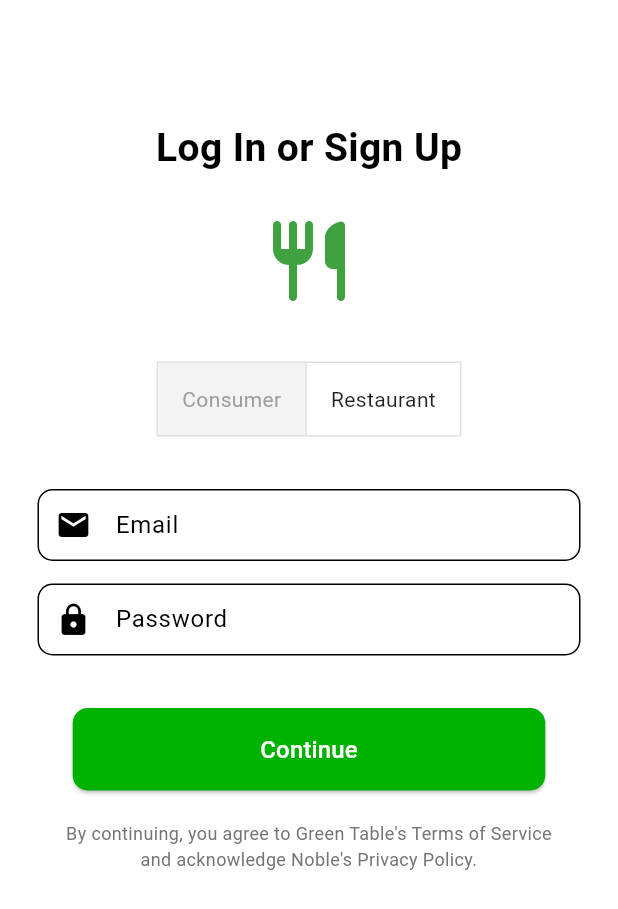
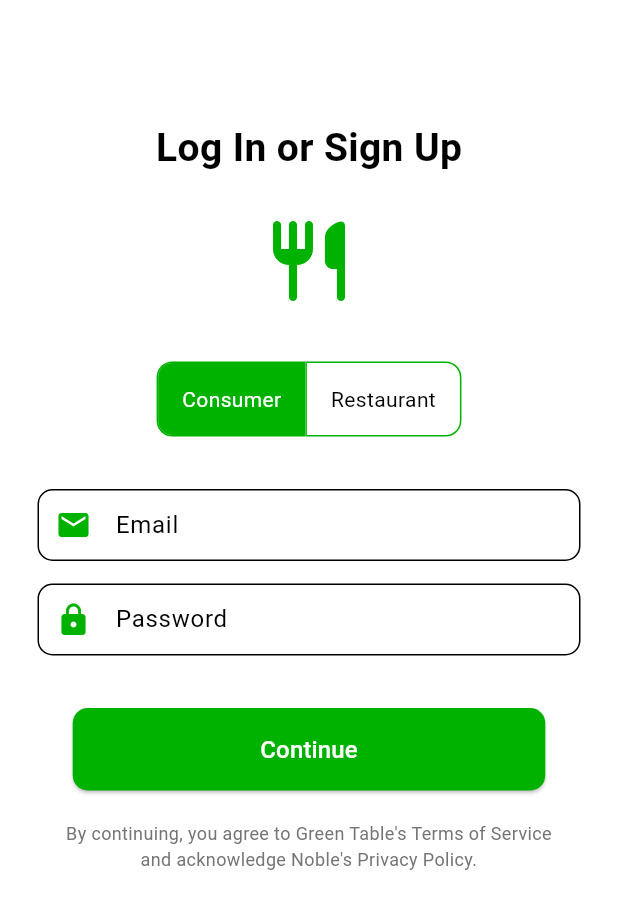
Before and after one commit to Ishan-Hegde/Green-Table, a Flutter app: the screen it shows after launch, on a phone screen of 412 x 824 dp. Shown: the top 909 px of the screen. Run offline on Flutter 3.47's test engine with Material 3 defaults, Android fonts, the light colour scheme and no system bars; our stand-ins replace google_maps_flutter, shared_preferences.

Commit message:
frontend changes in login page

```diff
--- a/lib/pages/login_page.dart
+++ b/lib/pages/login_page.dart
@@ -148,7 +148,7 @@ class _LoginPageState extends State<LoginPage> {
                   const Icon(
                     Icons.restaurant_rounded,
                     size: 64,
-                    color: Color.fromARGB(255, 63, 161, 63),
+                    color: Color(0xFF00B200),
                   ),
                   const SizedBox(height: 35),
 
@@ -161,6 +161,16 @@ class _LoginPageState extends State<LoginPage> {
                             index == 0; // Update selection based on index
                       });
                     },
+                    color: Colors.black, // Text color when not selected
+                    selectedColor: Colors.white, // Text color when selected
+                    fillColor: const Color(
+                        0xFF00B200), // Background color when selected
+                    borderColor: const Color(
+                        0xFF00B200), // Border color for unselected buttons
+                    selectedBorderColor: const Color(
+                        0xFF00B200), // Border color for selected buttons
+                    borderRadius: const BorderRadius.all(
+                        Radius.circular(10.0)), // Rounded corners
                     children: const [
                       Padding(
                         padding: EdgeInsets.symmetric(horizontal: 16.0),
@@ -178,7 +188,8 @@ class _LoginPageState extends State<LoginPage> {
                     controller: _emailController,
                     decoration: InputDecoration(
                       labelText: 'Email',
-                      prefixIcon: const Icon(Icons.email),
+                      prefixIcon:
+                          const Icon(Icons.email, color: Color(0xFF00B200)),
                       border: OutlineInputBorder(
                         borderRadius: BorderRadius.circular(10),
                       ),
@@ -192,7 +203,8 @@ class _LoginPageState extends State<LoginPage> {
                     obscureText: true,
                     decoration: InputDecoration(
                       labelText: 'Password',
-                      prefixIcon: const Icon(Icons.lock),
+                      prefixIcon:
+                          const Icon(Icons.lock, color: Color(0xFF00B200)),
                       border: OutlineInputBorder(
                           borderRadius: BorderRadius.circular(10)),
                       contentPadding: const EdgeInsets.symmetric(
```
